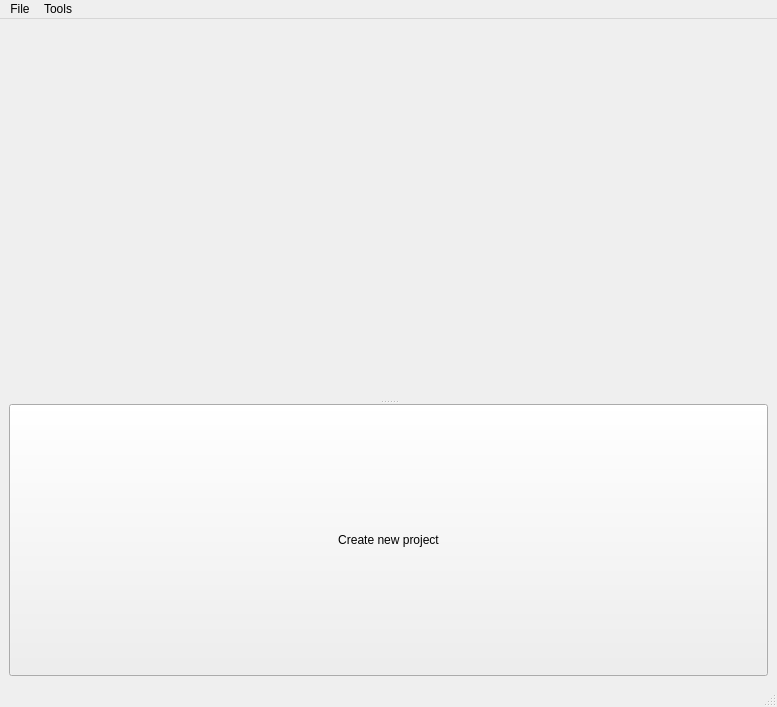
Before: the Qt Designer form UI/qt4Designer/mainWindow.ui in cibr-jyu/meggie, drawn with Qt 5.
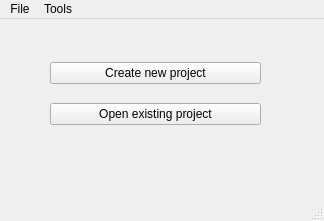
After: the same form once the commit is applied. Custom widgets are drawn as their Qt base class.

The edit to the form file:
```diff
--- a/UI/qt4Designer/mainWindow.ui
+++ b/UI/qt4Designer/mainWindow.ui
@@ -6,36 +6,47 @@
    <rect>
     <x>0</x>
     <y>0</y>
-    <width>777</width>
-    <height>707</height>
+    <width>324</width>
+    <height>221</height>
    </rect>
   </property>
   <property name="windowTitle">
    <string>MainWindow</string>
   </property>
   <widget class="QWidget" name="centralwidget">
+   <widget class="QWidget" name="">
+    <property name="geometry">
+     <rect>
+      <x>50</x>
+      <y>30</y>
+      <width>211</width>
+      <height>91</height>
+     </rect>
+    </property>
    <layout class="QVBoxLayout" name="verticalLayout">
     <item>
-     <widget class="QSplitter" name="splitter">
-      <property name="orientation">
-       <enum>Qt::Vertical</enum>
-      </property>
-      <widget class="projectMainScreenWidgetEpochs" name="widget" native="true"/>
       <widget class="QPushButton" name="ButtonNewProject">
        <property name="text">
         <string>Create new project</string>
        </property>
       </widget>
+     </item>
+     <item>
+      <widget class="QPushButton" name="ButtonOpenProject">
+       <property name="text">
+        <string>Open existing project</string>
+       </property>
      </widget>
     </item>
    </layout>
   </widget>
+  </widget>
   <widget class="QMenuBar" name="menubar">
    <property name="geometry">
     <rect>
      <x>0</x>
      <y>0</y>
-     <width>777</width>
+     <width>324</width>
      <height>29</height>
     </rect>
    </property>
@@ -80,14 +91,6 @@
    </property>
   </action>
  </widget>
- <customwidgets>
-  <customwidget>
-   <class>projectMainScreenWidgetEpochs</class>
-   <extends>QWidget</extends>
-   <header>projectMainScreenWidgetEpochs_main</header>
-   <container>1</container>
-  </customwidget>
- </customwidgets>
  <resources/>
  <connections/>
  <slots>
```
Lines whose indentation alone changed are shown as unchanged.
